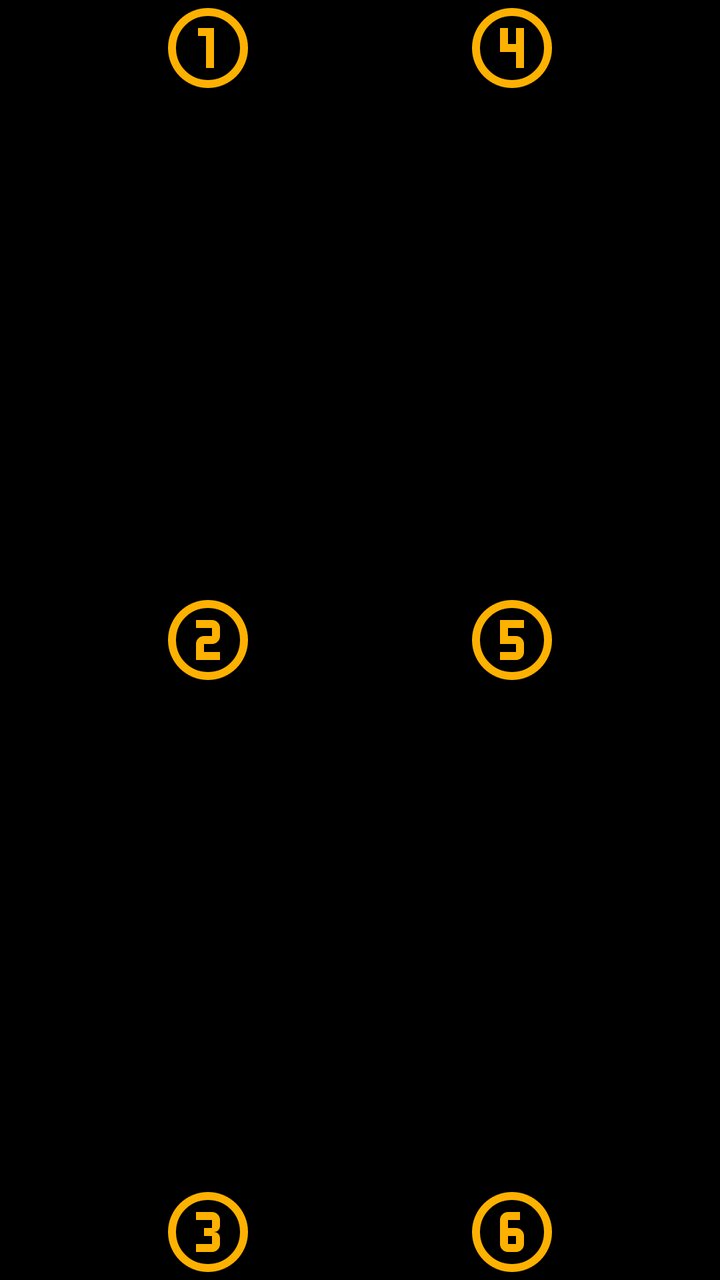
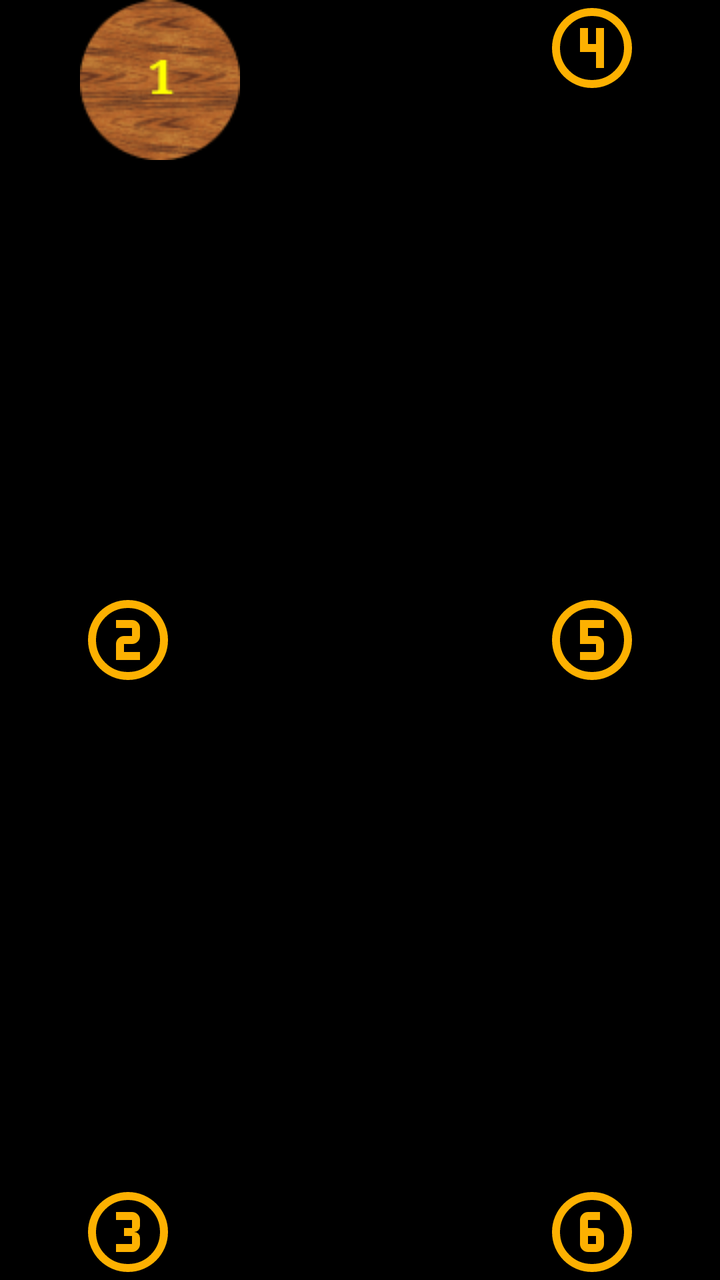

Compare the two renders of this Android layout. The source of the first and the diff that turns it into the second are given below.
<!-- AndroidManifest.xml: application theme Theme.Heroland -->
<!-- res/layout/layout_cave.xml -->
<?xml version="1.0" encoding="utf-8"?>
<FrameLayout xmlns:android="http://schemas.android.com/apk/res/android"
    android:layout_width="match_parent"
    android:layout_height="match_parent"
    android:layout_gravity="center_vertical"
    android:layout_marginStart="60dp"
    android:layout_marginTop="120dp"
    android:layout_marginEnd="60dp"
    android:background="@color/black"
    android:layout_marginBottom="120dp"
    android:id="@+id/layout_valley">
    

    <androidx.recyclerview.widget.RecyclerView
        android:id="@+id/rv_phases"
        android:layout_width="match_parent"
        android:layout_height="wrap_content"
        android:layout_gravity="top|start"
        android:elevation="1dp"
        android:visibility="gone" />

    <androidx.appcompat.widget.AppCompatImageView
        android:id="@+id/c1"
        style="@style/clearing"
        android:layout_gravity="top|start"
        android:background="@drawable/clearing_1" />

    <androidx.appcompat.widget.AppCompatImageView
        android:id="@+id/c4"
        style="@style/clearing"
        android:layout_gravity="top|end"
        android:background="@drawable/clearing_4" />

    <androidx.appcompat.widget.AppCompatImageView
        android:id="@+id/con1"
        style="@style/clearing"
        android:layout_width="match_parent"
        android:layout_gravity="top|center" />

    <androidx.appcompat.widget.AppCompatImageView
        android:id="@+id/c2"
        style="@style/clearing"
        android:layout_gravity="center|start"
        android:background="@drawable/clearing_2" />

    <androidx.appcompat.widget.AppCompatImageView
        android:id="@+id/c5"
        style="@style/clearing"
        android:layout_gravity="center|end"
        android:background="@drawable/clearing_5" />

    <androidx.appcompat.widget.AppCompatImageView
        android:id="@+id/con2"
        style="@style/clearing"
        android:layout_width="match_parent"
        android:layout_gravity="center|start" />

    <androidx.appcompat.widget.AppCompatImageView
        android:id="@+id/c3"
        style="@style/clearing"
        android:layout_gravity="bottom|start"
        android:background="@drawable/clearing_3" />

    <androidx.appcompat.widget.AppCompatImageView
        android:id="@+id/c6"
        style="@style/clearing"
        android:layout_gravity="bottom|end"
        android:background="@drawable/clearing_6" />

    <androidx.appcompat.widget.AppCompatImageView
        android:id="@+id/player"
        style="@style/clearing"
        android:layout_gravity="center|end"
        android:background="@drawable/img_amazon"
        android:visibility="gone" />

    <androidx.appcompat.widget.AppCompatImageView
        android:id="@+id/dwelling"
        style="@style/clearing"
        android:layout_gravity="center|end"
        android:background="@drawable/d_inn"
        android:visibility="gone" />

</FrameLayout>
<!-- resources referenced by this layout -->
<resources>
  <!-- drawable clearing_1 (drawable) -->
  <vector xmlns:android="http://schemas.android.com/apk/res/android" android:height="24dp" android:tint="#FDB101" android:viewportHeight="960" android:viewportWidth="960" android:width="24dp">
        
      <path android:fillColor="@android:color/white" android:pathData="M480,880Q397,880 324,848.5Q251,817 197,763Q143,709 111.5,636Q80,563 80,480Q80,397 111.5,324Q143,251 197,197Q251,143 324,111.5Q397,80 480,80Q563,80 636,111.5Q709,143 763,197Q817,251 848.5,324Q880,397 880,480Q880,563 848.5,636Q817,709 763,763Q709,817 636,848.5Q563,880 480,880ZM480,800Q614,800 707,707Q800,614 800,480Q800,346 707,253Q614,160 480,160Q346,160 253,253Q160,346 160,480Q160,614 253,707Q346,800 480,800ZM480,480Q480,480 480,480Q480,480 480,480Q480,480 480,480Q480,480 480,480Q480,480 480,480Q480,480 480,480Q480,480 480,480Q480,480 480,480ZM460,680L540,680L540,280L380,280L380,360L460,360L460,680Z"/>
      
  </vector>
  <!-- drawable clearing_2 (drawable) -->
  <vector xmlns:android="http://schemas.android.com/apk/res/android" android:height="24dp" android:tint="#FDB101" android:viewportHeight="960" android:viewportWidth="960" android:width="24dp">
        
      <path android:fillColor="@android:color/white" android:pathData="M480,880Q397,880 324,848.5Q251,817 197,763Q143,709 111.5,636Q80,563 80,480Q80,397 111.5,324Q143,251 197,197Q251,143 324,111.5Q397,80 480,80Q563,80 636,111.5Q709,143 763,197Q817,251 848.5,324Q880,397 880,480Q880,563 848.5,636Q817,709 763,763Q709,817 636,848.5Q563,880 480,880ZM480,800Q614,800 707,707Q800,614 800,480Q800,346 707,253Q614,160 480,160Q346,160 253,253Q160,346 160,480Q160,614 253,707Q346,800 480,800ZM480,480Q480,480 480,480Q480,480 480,480Q480,480 480,480Q480,480 480,480Q480,480 480,480Q480,480 480,480Q480,480 480,480Q480,480 480,480ZM360,680L600,680L600,600L440,600L440,520Q440,520 440,520Q440,520 440,520L520,520Q553,520 576.5,496.5Q600,473 600,440L600,360Q600,327 576.5,303.5Q553,280 520,280L360,280L360,360L520,360Q520,360 520,360Q520,360 520,360L520,440Q520,440 520,440Q520,440 520,440L440,440Q407,440 383.5,463.5Q360,487 360,520L360,680Z"/>
      
  </vector>
  <!-- drawable clearing_3 (drawable) -->
  <vector xmlns:android="http://schemas.android.com/apk/res/android" android:height="24dp" android:tint="#FDB101" android:viewportHeight="960" android:viewportWidth="960" android:width="24dp">
        
      <path android:fillColor="@android:color/white" android:pathData="M480,880Q397,880 324,848.5Q251,817 197,763Q143,709 111.5,636Q80,563 80,480Q80,397 111.5,324Q143,251 197,197Q251,143 324,111.5Q397,80 480,80Q563,80 636,111.5Q709,143 763,197Q817,251 848.5,324Q880,397 880,480Q880,563 848.5,636Q817,709 763,763Q709,817 636,848.5Q563,880 480,880ZM480,800Q614,800 707,707Q800,614 800,480Q800,346 707,253Q614,160 480,160Q346,160 253,253Q160,346 160,480Q160,614 253,707Q346,800 480,800ZM480,480Q480,480 480,480Q480,480 480,480Q480,480 480,480Q480,480 480,480Q480,480 480,480Q480,480 480,480Q480,480 480,480Q480,480 480,480ZM360,680L520,680Q553,680 576.5,656.5Q600,633 600,600L600,540Q600,514 583,497Q566,480 540,480Q566,480 583,463Q600,446 600,420L600,360Q600,327 576.5,303.5Q553,280 520,280L360,280L360,360L520,360Q520,360 520,360Q520,360 520,360L520,440Q520,440 520,440Q520,440 520,440L440,440L440,520L520,520Q520,520 520,520Q520,520 520,520L520,600Q520,600 520,600Q520,600 520,600L360,600L360,680Z"/>
      
  </vector>
  <!-- drawable clearing_4 (drawable) -->
  <vector xmlns:android="http://schemas.android.com/apk/res/android" android:height="24dp" android:tint="#FDB101" android:viewportHeight="960" android:viewportWidth="960" android:width="24dp">
        
      <path android:fillColor="@android:color/white" android:pathData="M480,880Q397,880 324,848.5Q251,817 197,763Q143,709 111.5,636Q80,563 80,480Q80,397 111.5,324Q143,251 197,197Q251,143 324,111.5Q397,80 480,80Q563,80 636,111.5Q709,143 763,197Q817,251 848.5,324Q880,397 880,480Q880,563 848.5,636Q817,709 763,763Q709,817 636,848.5Q563,880 480,880ZM480,800Q614,800 707,707Q800,614 800,480Q800,346 707,253Q614,160 480,160Q346,160 253,253Q160,346 160,480Q160,614 253,707Q346,800 480,800ZM480,480Q480,480 480,480Q480,480 480,480Q480,480 480,480Q480,480 480,480Q480,480 480,480Q480,480 480,480Q480,480 480,480Q480,480 480,480ZM520,680L600,680L600,280L520,280L520,440L440,440L440,280L360,280L360,520L520,520L520,680Z"/>
      
  </vector>
  <!-- drawable clearing_5 (drawable) -->
  <vector xmlns:android="http://schemas.android.com/apk/res/android" android:height="24dp" android:tint="#FDB101" android:viewportHeight="960" android:viewportWidth="960" android:width="24dp">
        
      <path android:fillColor="@android:color/white" android:pathData="M480,880Q397,880 324,848.5Q251,817 197,763Q143,709 111.5,636Q80,563 80,480Q80,397 111.5,324Q143,251 197,197Q251,143 324,111.5Q397,80 480,80Q563,80 636,111.5Q709,143 763,197Q817,251 848.5,324Q880,397 880,480Q880,563 848.5,636Q817,709 763,763Q709,817 636,848.5Q563,880 480,880ZM480,800Q614,800 707,707Q800,614 800,480Q800,346 707,253Q614,160 480,160Q346,160 253,253Q160,346 160,480Q160,614 253,707Q346,800 480,800ZM480,480Q480,480 480,480Q480,480 480,480Q480,480 480,480Q480,480 480,480Q480,480 480,480Q480,480 480,480Q480,480 480,480Q480,480 480,480ZM360,680L520,680Q553,680 576.5,656.5Q600,633 600,600L600,520Q600,487 576.5,463.5Q553,440 520,440L440,440L440,360L600,360L600,280L360,280L360,520L520,520Q520,520 520,520Q520,520 520,520L520,600Q520,600 520,600Q520,600 520,600L360,600L360,680Z"/>
      
  </vector>
  <!-- drawable clearing_6 (drawable) -->
  <vector xmlns:android="http://schemas.android.com/apk/res/android" android:height="24dp" android:tint="#FDB101" android:viewportHeight="960" android:viewportWidth="960" android:width="24dp">
        
      <path android:fillColor="@android:color/white" android:pathData="M480,880Q397,880 324,848.5Q251,817 197,763Q143,709 111.5,636Q80,563 80,480Q80,397 111.5,324Q143,251 197,197Q251,143 324,111.5Q397,80 480,80Q563,80 636,111.5Q709,143 763,197Q817,251 848.5,324Q880,397 880,480Q880,563 848.5,636Q817,709 763,763Q709,817 636,848.5Q563,880 480,880ZM480,800Q614,800 707,707Q800,614 800,480Q800,346 707,253Q614,160 480,160Q346,160 253,253Q160,346 160,480Q160,614 253,707Q346,800 480,800ZM480,480Q480,480 480,480Q480,480 480,480Q480,480 480,480Q480,480 480,480Q480,480 480,480Q480,480 480,480Q480,480 480,480Q480,480 480,480ZM440,680L520,680Q553,680 576.5,656.5Q600,633 600,600L600,520Q600,487 576.5,463.5Q553,440 520,440L440,440L440,360Q440,360 440,360Q440,360 440,360L560,360L560,280L440,280Q407,280 383.5,303.5Q360,327 360,360L360,600Q360,633 383.5,656.5Q407,680 440,680ZM440,520L520,520Q520,520 520,520Q520,520 520,520L520,600Q520,600 520,600Q520,600 520,600L440,600Q440,600 440,600Q440,600 440,600L440,520Z"/>
      
  </vector>
  <style name="clearing" parent="Base.Theme.Heroland">
          <item name="android:layout_width">wrap_content</item>
          <item name="android:layout_height">wrap_content</item>
          <item name="android:layout_marginHorizontal">80dp</item>
          <item name="android:padding">24dp</item>
          <item name="android:text">@string/clearing</item>
          <item name="android:contentDescription">@string/clearing</item>
      </style>
  <!-- unchanged entries left out for length: 7 -->
</resources>

<!-- the commit's change to res/layout/layout_cave.xml (unified diff, before → after) -->
@@ -29,7 +29,7 @@
         android:id="@+id/c4"
         style="@style/clearing"
         android:layout_gravity="top|end"
-        android:background="@drawable/clearing_4" />
+        android:background="@drawable/clearing_4_vector" />
 
     <androidx.appcompat.widget.AppCompatImageView
         android:id="@+id/con1"
@@ -41,13 +41,13 @@
         android:id="@+id/c2"
         style="@style/clearing"
         android:layout_gravity="center|start"
-        android:background="@drawable/clearing_2" />
+        android:background="@drawable/clearing_2_vector" />
 
     <androidx.appcompat.widget.AppCompatImageView
         android:id="@+id/c5"
         style="@style/clearing"
         android:layout_gravity="center|end"
-        android:background="@drawable/clearing_5" />
+        android:background="@drawable/clearing_5_vector" />
 
     <androidx.appcompat.widget.AppCompatImageView
         android:id="@+id/con2"
@@ -59,13 +59,13 @@
         android:id="@+id/c3"
         style="@style/clearing"
         android:layout_gravity="bottom|start"
-        android:background="@drawable/clearing_3" />
+        android:background="@drawable/clearing_3_vector" />
 
     <androidx.appcompat.widget.AppCompatImageView
         android:id="@+id/c6"
         style="@style/clearing"
         android:layout_gravity="bottom|end"
-        android:background="@drawable/clearing_6" />
+        android:background="@drawable/clearing_6_vector" />
 
     <androidx.appcompat.widget.AppCompatImageView
         android:id="@+id/player"
<!-- resource entries referenced after the edit -->
@@ -1,36 +1,31 @@
 <!-- resources referenced by this layout -->
 <resources>
-  <!-- drawable clearing_1 (drawable) -->
-  <vector xmlns:android="http://schemas.android.com/apk/res/android" android:height="24dp" android:tint="#FDB101" android:viewportHeight="960" android:viewportWidth="960" android:width="24dp">
-        
-      <path android:fillColor="@android:color/white" android:pathData="M480,880Q397,880 324,848.5Q251,817 197,763Q143,709 111.5,636Q80,563 80,480Q80,397 111.5,324Q143,251 197,197Q251,143 324,111.5Q397,80 480,80Q563,80 636,111.5Q709,143 763,197Q817,251 848.5,324Q880,397 880,480Q880,563 848.5,636Q817,709 763,763Q709,817 636,848.5Q563,880 480,880ZM480,800Q614,800 707,707Q800,614 800,480Q800,346 707,253Q614,160 480,160Q346,160 253,253Q160,346 160,480Q160,614 253,707Q346,800 480,800ZM480,480Q480,480 480,480Q480,480 480,480Q480,480 480,480Q480,480 480,480Q480,480 480,480Q480,480 480,480Q480,480 480,480Q480,480 480,480ZM460,680L540,680L540,280L380,280L380,360L460,360L460,680Z"/>
-      
-  </vector>
-  <!-- drawable clearing_2 (drawable) -->
+  <!-- drawable clearing_1: png bitmap (drawable, 8185 bytes) -->
+  <!-- drawable clearing_2_vector (drawable) -->
   <vector xmlns:android="http://schemas.android.com/apk/res/android" android:height="24dp" android:tint="#FDB101" android:viewportHeight="960" android:viewportWidth="960" android:width="24dp">
         
       <path android:fillColor="@android:color/white" android:pathData="M480,880Q397,880 324,848.5Q251,817 197,763Q143,709 111.5,636Q80,563 80,480Q80,397 111.5,324Q143,251 197,197Q251,143 324,111.5Q397,80 480,80Q563,80 636,111.5Q709,143 763,197Q817,251 848.5,324Q880,397 880,480Q880,563 848.5,636Q817,709 763,763Q709,817 636,848.5Q563,880 480,880ZM480,800Q614,800 707,707Q800,614 800,480Q800,346 707,253Q614,160 480,160Q346,160 253,253Q160,346 160,480Q160,614 253,707Q346,800 480,800ZM480,480Q480,480 480,480Q480,480 480,480Q480,480 480,480Q480,480 480,480Q480,480 480,480Q480,480 480,480Q480,480 480,480Q480,480 480,480ZM360,680L600,680L600,600L440,600L440,520Q440,520 440,520Q440,520 440,520L520,520Q553,520 576.5,496.5Q600,473 600,440L600,360Q600,327 576.5,303.5Q553,280 520,280L360,280L360,360L520,360Q520,360 520,360Q520,360 520,360L520,440Q520,440 520,440Q520,440 520,440L440,440Q407,440 383.5,463.5Q360,487 360,520L360,680Z"/>
       
   </vector>
-  <!-- drawable clearing_3 (drawable) -->
+  <!-- drawable clearing_3_vector (drawable) -->
   <vector xmlns:android="http://schemas.android.com/apk/res/android" android:height="24dp" android:tint="#FDB101" android:viewportHeight="960" android:viewportWidth="960" android:width="24dp">
         
       <path android:fillColor="@android:color/white" android:pathData="M480,880Q397,880 324,848.5Q251,817 197,763Q143,709 111.5,636Q80,563 80,480Q80,397 111.5,324Q143,251 197,197Q251,143 324,111.5Q397,80 480,80Q563,80 636,111.5Q709,143 763,197Q817,251 848.5,324Q880,397 880,480Q880,563 848.5,636Q817,709 763,763Q709,817 636,848.5Q563,880 480,880ZM480,800Q614,800 707,707Q800,614 800,480Q800,346 707,253Q614,160 480,160Q346,160 253,253Q160,346 160,480Q160,614 253,707Q346,800 480,800ZM480,480Q480,480 480,480Q480,480 480,480Q480,480 480,480Q480,480 480,480Q480,480 480,480Q480,480 480,480Q480,480 480,480Q480,480 480,480ZM360,680L520,680Q553,680 576.5,656.5Q600,633 600,600L600,540Q600,514 583,497Q566,480 540,480Q566,480 583,463Q600,446 600,420L600,360Q600,327 576.5,303.5Q553,280 520,280L360,280L360,360L520,360Q520,360 520,360Q520,360 520,360L520,440Q520,440 520,440Q520,440 520,440L440,440L440,520L520,520Q520,520 520,520Q520,520 520,520L520,600Q520,600 520,600Q520,600 520,600L360,600L360,680Z"/>
       
   </vector>
-  <!-- drawable clearing_4 (drawable) -->
+  <!-- drawable clearing_4_vector (drawable) -->
   <vector xmlns:android="http://schemas.android.com/apk/res/android" android:height="24dp" android:tint="#FDB101" android:viewportHeight="960" android:viewportWidth="960" android:width="24dp">
         
       <path android:fillColor="@android:color/white" android:pathData="M480,880Q397,880 324,848.5Q251,817 197,763Q143,709 111.5,636Q80,563 80,480Q80,397 111.5,324Q143,251 197,197Q251,143 324,111.5Q397,80 480,80Q563,80 636,111.5Q709,143 763,197Q817,251 848.5,324Q880,397 880,480Q880,563 848.5,636Q817,709 763,763Q709,817 636,848.5Q563,880 480,880ZM480,800Q614,800 707,707Q800,614 800,480Q800,346 707,253Q614,160 480,160Q346,160 253,253Q160,346 160,480Q160,614 253,707Q346,800 480,800ZM480,480Q480,480 480,480Q480,480 480,480Q480,480 480,480Q480,480 480,480Q480,480 480,480Q480,480 480,480Q480,480 480,480Q480,480 480,480ZM520,680L600,680L600,280L520,280L520,440L440,440L440,280L360,280L360,520L520,520L520,680Z"/>
       
   </vector>
-  <!-- drawable clearing_5 (drawable) -->
+  <!-- drawable clearing_5_vector (drawable) -->
   <vector xmlns:android="http://schemas.android.com/apk/res/android" android:height="24dp" android:tint="#FDB101" android:viewportHeight="960" android:viewportWidth="960" android:width="24dp">
         
       <path android:fillColor="@android:color/white" android:pathData="M480,880Q397,880 324,848.5Q251,817 197,763Q143,709 111.5,636Q80,563 80,480Q80,397 111.5,324Q143,251 197,197Q251,143 324,111.5Q397,80 480,80Q563,80 636,111.5Q709,143 763,197Q817,251 848.5,324Q880,397 880,480Q880,563 848.5,636Q817,709 763,763Q709,817 636,848.5Q563,880 480,880ZM480,800Q614,800 707,707Q800,614 800,480Q800,346 707,253Q614,160 480,160Q346,160 253,253Q160,346 160,480Q160,614 253,707Q346,800 480,800ZM480,480Q480,480 480,480Q480,480 480,480Q480,480 480,480Q480,480 480,480Q480,480 480,480Q480,480 480,480Q480,480 480,480Q480,480 480,480ZM360,680L520,680Q553,680 576.5,656.5Q600,633 600,600L600,520Q600,487 576.5,463.5Q553,440 520,440L440,440L440,360L600,360L600,280L360,280L360,520L520,520Q520,520 520,520Q520,520 520,520L520,600Q520,600 520,600Q520,600 520,600L360,600L360,680Z"/>
       
   </vector>
-  <!-- drawable clearing_6 (drawable) -->
+  <!-- drawable clearing_6_vector (drawable) -->
   <vector xmlns:android="http://schemas.android.com/apk/res/android" android:height="24dp" android:tint="#FDB101" android:viewportHeight="960" android:viewportWidth="960" android:width="24dp">
         
       <path android:fillColor="@android:color/white" android:pathData="M480,880Q397,880 324,848.5Q251,817 197,763Q143,709 111.5,636Q80,563 80,480Q80,397 111.5,324Q143,251 197,197Q251,143 324,111.5Q397,80 480,80Q563,80 636,111.5Q709,143 763,197Q817,251 848.5,324Q880,397 880,480Q880,563 848.5,636Q817,709 763,763Q709,817 636,848.5Q563,880 480,880ZM480,800Q614,800 707,707Q800,614 800,480Q800,346 707,253Q614,160 480,160Q346,160 253,253Q160,346 160,480Q160,614 253,707Q346,800 480,800ZM480,480Q480,480 480,480Q480,480 480,480Q480,480 480,480Q480,480 480,480Q480,480 480,480Q480,480 480,480Q480,480 480,480Q480,480 480,480ZM440,680L520,680Q553,680 576.5,656.5Q600,633 600,600L600,520Q600,487 576.5,463.5Q553,440 520,440L440,440L440,360Q440,360 440,360Q440,360 440,360L560,360L560,280L440,280Q407,280 383.5,303.5Q360,327 360,360L360,600Q360,633 383.5,656.5Q407,680 440,680ZM440,520L520,520Q520,520 520,520Q520,520 520,520L520,600Q520,600 520,600Q520,600 520,600L440,600Q440,600 440,600Q440,600 440,600L440,520Z"/>
@@ -39,7 +34,7 @@
   <style name="clearing" parent="Base.Theme.Heroland">
           <item name="android:layout_width">wrap_content</item>
           <item name="android:layout_height">wrap_content</item>
-          <item name="android:layout_marginHorizontal">80dp</item>
+          <item name="android:layout_marginHorizontal">40dp</item>
           <item name="android:padding">24dp</item>
           <item name="android:text">@string/clearing</item>
           <item name="android:contentDescription">@string/clearing</item>
